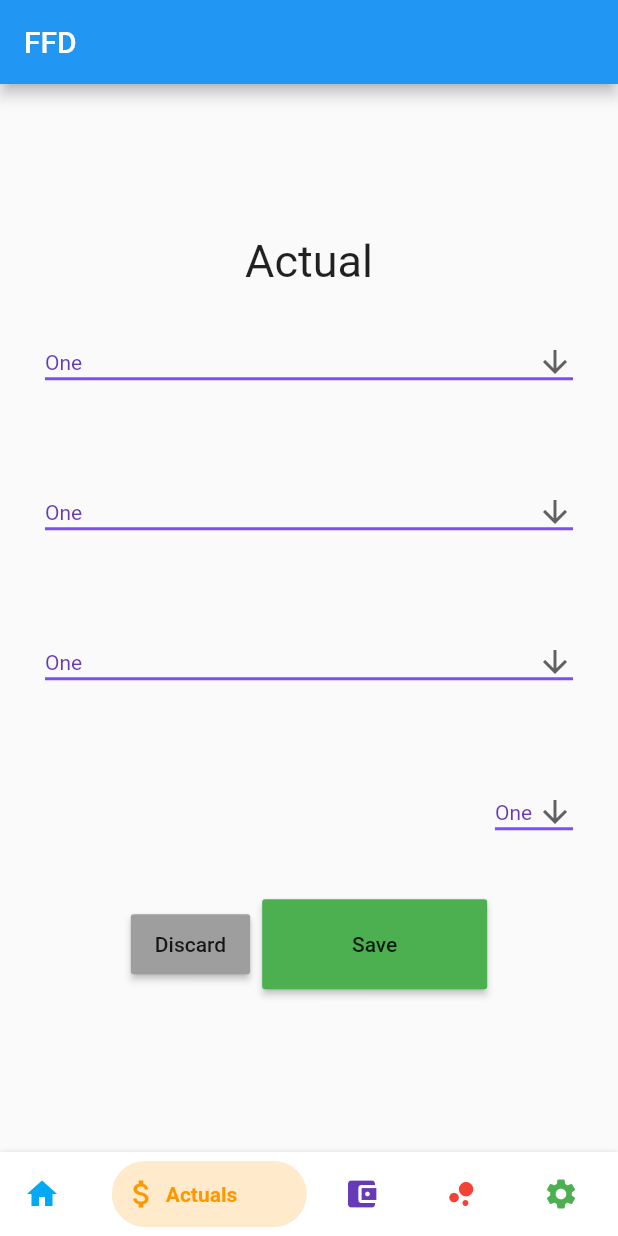
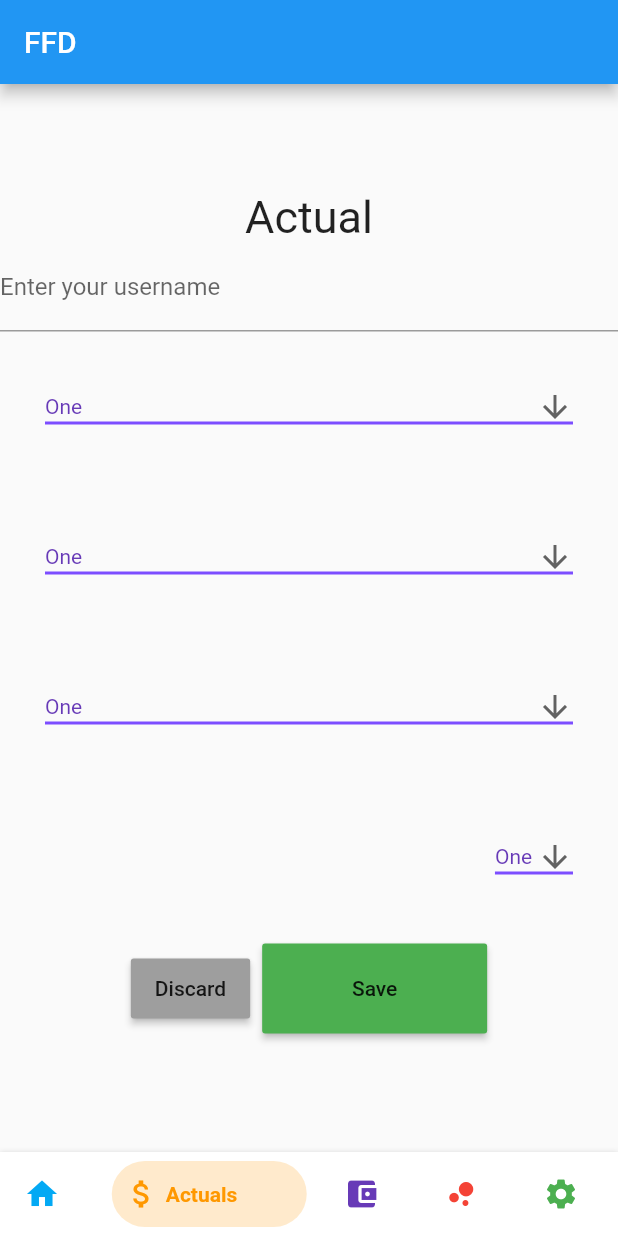
Before and after one commit to jkbngl/FFD, a Flutter app: the MyHomePage screen opened directly, swiped to page 2, on a phone screen of 412 x 824 dp. Run offline on Flutter 3.47's test engine with Material 2 defaults, Android fonts, the phone set to English and light mode, and no system bars; drawn by our look-alikes of bottom_navy_bar; our stand-ins replace syncfusion_flutter_charts.

Commit message:
#21 added textformfield to enter amount of actual

```diff
--- a/flutter/ffd/lib/backup_color_change_on_nav_tab.dart
+++ b/flutter/ffd/lib/backup_color_change_on_nav_tab.dart
@@ -156,6 +156,11 @@ class _MyHomePageState extends State<MyHomePage> {
                 Text(
                   'Actual',
                   style: TextStyle(fontSize: 30),
+                ),
+                TextFormField(
+                  decoration: InputDecoration(
+                      labelText: 'Enter your username'
+                  ),
                 ),
                 Container(
                   constraints: BoxConstraints.expand(
```
